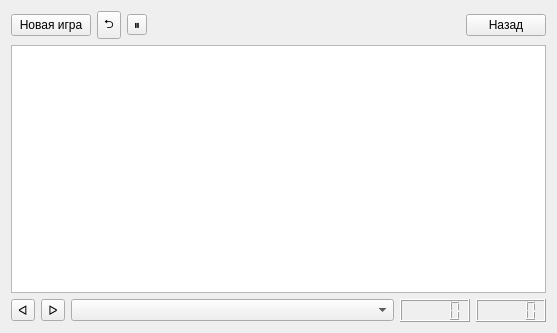
This is src/game_field_window/game_field_window.ui in MR-Geri/chess as Qt 5 draws it before an edit. The edited form follows.
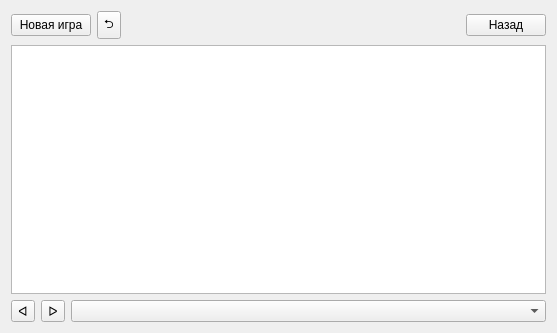
This is the edited form.

```diff
--- a/src/game_field_window/game_field_window.ui
+++ b/src/game_field_window/game_field_window.ui
@@ -38,16 +38,6 @@
          </property>
         </widget>
        </item>
-       <item>
-        <widget class="QToolButton" name="buttonPauseGame">
-         <property name="focusPolicy">
-          <enum>Qt::NoFocus</enum>
-         </property>
-         <property name="text">
-          <string>⏸</string>
-         </property>
-        </widget>
-       </item>
        <item>
         <spacer name="horizontalSpacer_5">
          <property name="orientation">
@@ -109,26 +99,6 @@
          </property>
         </widget>
        </item>
-       <item>
-        <widget class="QLCDNumber" name="timerFirstPlayer">
-         <property name="maximumSize">
-          <size>
-           <width>70</width>
-           <height>16777215</height>
-          </size>
-         </property>
-        </widget>
-       </item>
-       <item>
-        <widget class="QLCDNumber" name="timerSecondPlayer">
-         <property name="maximumSize">
-          <size>
-           <width>70</width>
-           <height>16777215</height>
-          </size>
-         </property>
-        </widget>
-       </item>
       </layout>
      </item>
     </layout>
```
